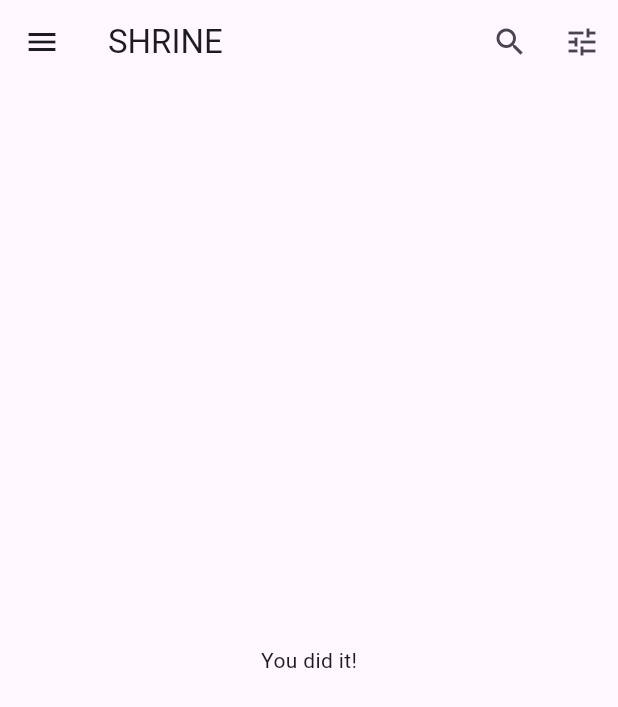
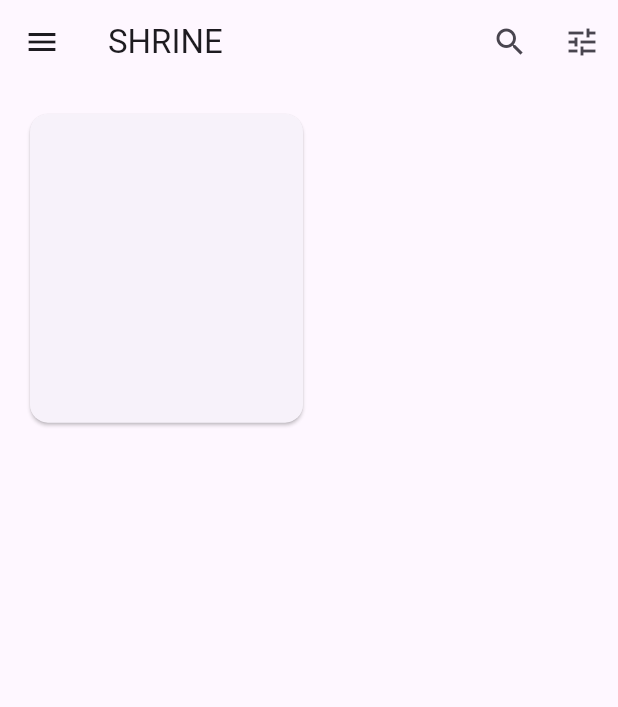
Before and after one commit to KayesAshfaQ/mdc_shrine_app, a Flutter app: the HomePage screen opened directly, on a phone screen of 412 x 824 dp. Shown: the top 707 px of the screen. Run offline on Flutter 3.47's test engine with Material 3 defaults, Android fonts, the phone set to English and light mode, and no system bars.

Commit message:
feat: gridView implemented on home

```diff
--- a/lib/home.dart
+++ b/lib/home.dart
@@ -60,10 +60,15 @@
           ),
         ],
       ),
-      // TODO: Add a grid view
-      body: const Center(
-        child: Text('You did it!'),
+      // grid view
+      body: GridView.count(
+        crossAxisCount: 2,
+        padding: const EdgeInsets.all(16.0),
+        childAspectRatio: 8.0 / 9.0,
+        // TODO: Build a grid of cards (102)
+        children: <Widget>[Card()],
       ),
+
       // TODO: Set resizeToAvoidBottomInset
     );
   }
```
